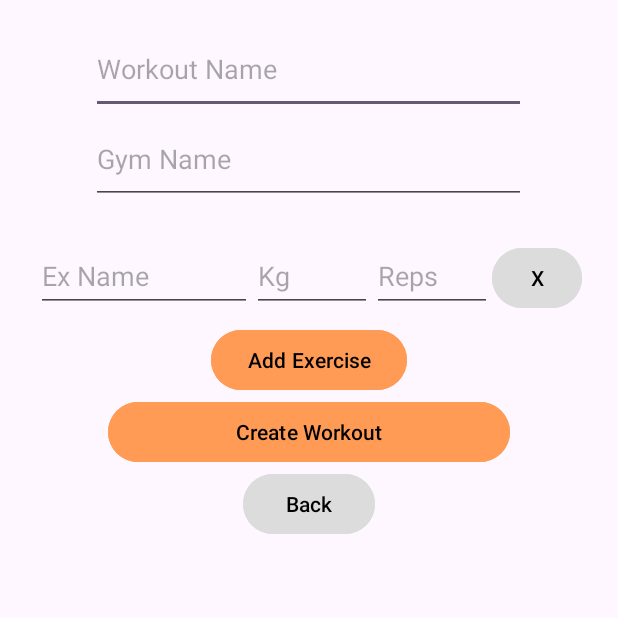
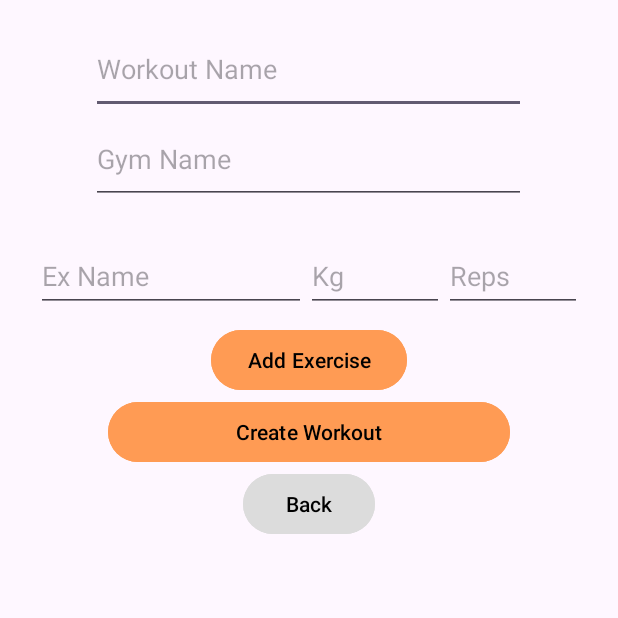
Before and after one commit to DankoKr/pace, an Android app: the CreateWorkoutActivity screen opened directly, with no data from a screen before it, after a tap on "Add Exercise", on a phone screen of 412 x 824 dp, the top half of it. Run offline under Robolectric (Android 15) with nearby library versions, the phone set to English and light mode, and no system bars; our stand-ins replace Firebase (no records; nobody signed in at launch, a user with empty details on screens opened directly).

Commit message:
Delete workout implemented and removed button in exercise_item

```diff
--- a/app/src/main/res/layout/activity_manage_workout.xml
+++ b/app/src/main/res/layout/activity_manage_workout.xml
@@ -26,7 +26,7 @@
             android:layout_height="wrap_content"
             android:text="@string/add_exercise"
             android:layout_gravity="center"
-            android:backgroundTint="@color/orange"
+            android:backgroundTint="#DCDCDC"
             android:textColor="@color/black" />
 
         <Button
--- a/app/src/main/res/layout/activity_sign_in.xml
+++ b/app/src/main/res/layout/activity_sign_in.xml
@@ -52,10 +52,11 @@
             android:layout_height="wrap_content"
             android:minHeight="50dp"
             android:background="@color/black"
+            app:backgroundTint="@color/orange"
             android:rotationX="-1"
             android:text="@string/sign_up_button"
             android:textAllCaps="false"
-            android:textColor="@color/white"
+            android:textColor="@color/black"
             android:textSize="20sp" />
 
     </LinearLayout>
--- a/app/src/main/res/layout/exercise_item.xml
+++ b/app/src/main/res/layout/exercise_item.xml
@@ -32,12 +32,4 @@
         android:inputType="number"
         android:importantForAutofill="no" />
 
-    <Button
-        android:id="@+id/btnDeleteExercise"
-        android:layout_width="60dp"
-        android:layout_height="48dp"
-        android:text="@string/x"
-        android:backgroundTint="#DCDCDC"
-        android:textColor="@color/black" />
-
 </LinearLayout>
```
Also changed, not shown: app/src/main/java/com/example/pace/MainActivity.kt (+34 -2 lines), app/src/main/java/com/example/pace/ManageWorkoutActivity.kt (+0 -33 lines), app/src/main/java/com/example/pace/adapter/WorkoutAdapter.kt (+14 -4 lines).
